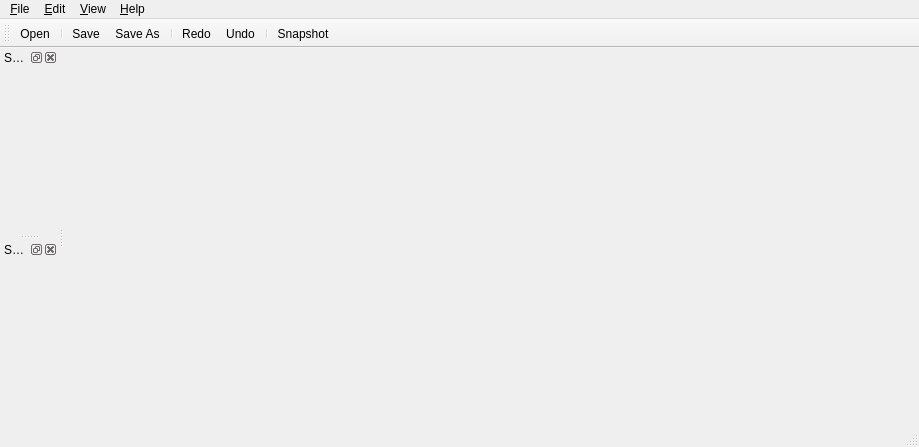
Before: the Qt Designer form res/designer/mainwindow.ui in tsalemink/neon, drawn with Qt 5.
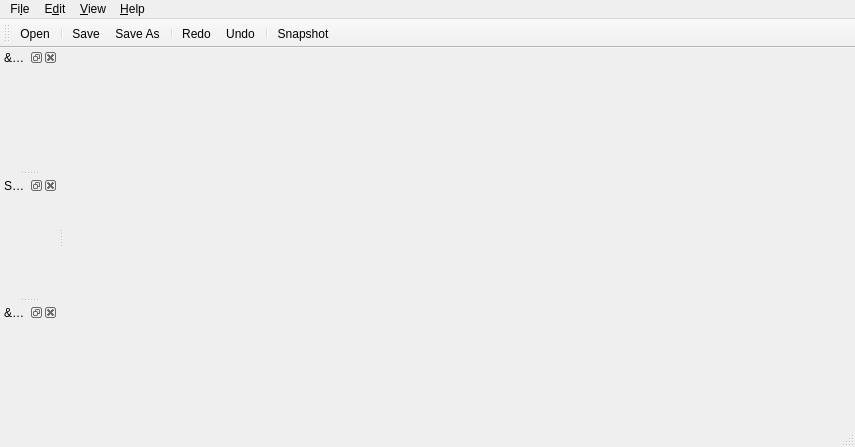
After: the same form once the commit is applied. Icons and pictures are not drawn. Custom widgets are drawn as their Qt base class.

Commit message: Implement tessellation editor widget.

```diff
--- a/res/designer/mainwindow.ui
+++ b/res/designer/mainwindow.ui
@@ -6,7 +6,7 @@
    <rect>
     <x>0</x>
     <y>0</y>
-    <width>919</width>
+    <width>855</width>
     <height>447</height>
    </rect>
   </property>
@@ -29,13 +29,13 @@
     <rect>
      <x>0</x>
      <y>0</y>
-     <width>919</width>
+     <width>855</width>
      <height>19</height>
     </rect>
    </property>
    <widget class="QMenu" name="menu_File">
     <property name="title">
-     <string>&amp;File</string>
+     <string>Fi&amp;le</string>
     </property>
     <widget class="QMenu" name="menu_Open_recent">
      <property name="title">
@@ -56,7 +56,7 @@
    </widget>
    <widget class="QMenu" name="menu_Edit">
     <property name="title">
-     <string>&amp;Edit</string>
+     <string>E&amp;dit</string>
     </property>
     <addaction name="action_Undo"/>
     <addaction name="action_Redo"/>
@@ -100,7 +100,7 @@
   </widget>
   <widget class="QDockWidget" name="dockWidgetSceneEditor">
    <property name="windowTitle">
-    <string>Sce&amp;ne Editor</string>
+    <string>&amp;Scene Editor</string>
    </property>
    <attribute name="dockWidgetArea">
     <number>1</number>
@@ -116,6 +116,15 @@
    </attribute>
    <widget class="SpectrumEditorWidget" name="dockWidgetContentsSpectrumEditor"/>
   </widget>
+  <widget class="QDockWidget" name="dockWidgetTessellationEditor">
+   <property name="windowTitle">
+    <string>&amp;Tessellation Editor</string>
+   </property>
+   <attribute name="dockWidgetArea">
+    <number>1</number>
+   </attribute>
+   <widget class="TessellationEditorWidget" name="dockWidgetContentsTessellationEditor"/>
+  </widget>
   <action name="action_Open">
    <property name="icon">
     <iconset resource="../icons.qrc">
@@ -247,6 +256,12 @@
    <header>opencmiss/neon/ui/editors/spectrumeditorwidget.h</header>
    <container>1</container>
   </customwidget>
+  <customwidget>
+   <class>TessellationEditorWidget</class>
+   <extends>QWidget</extends>
+   <header>opencmiss/neon/ui/editors/tessellationeditorwidget.h</header>
+   <container>1</container>
+  </customwidget>
  </customwidgets>
  <resources>
   <include location="../icons.qrc"/>
```
Left out of the diff: 2 changed lines with no effect on the pictures. The commit also changes 10 other files.
